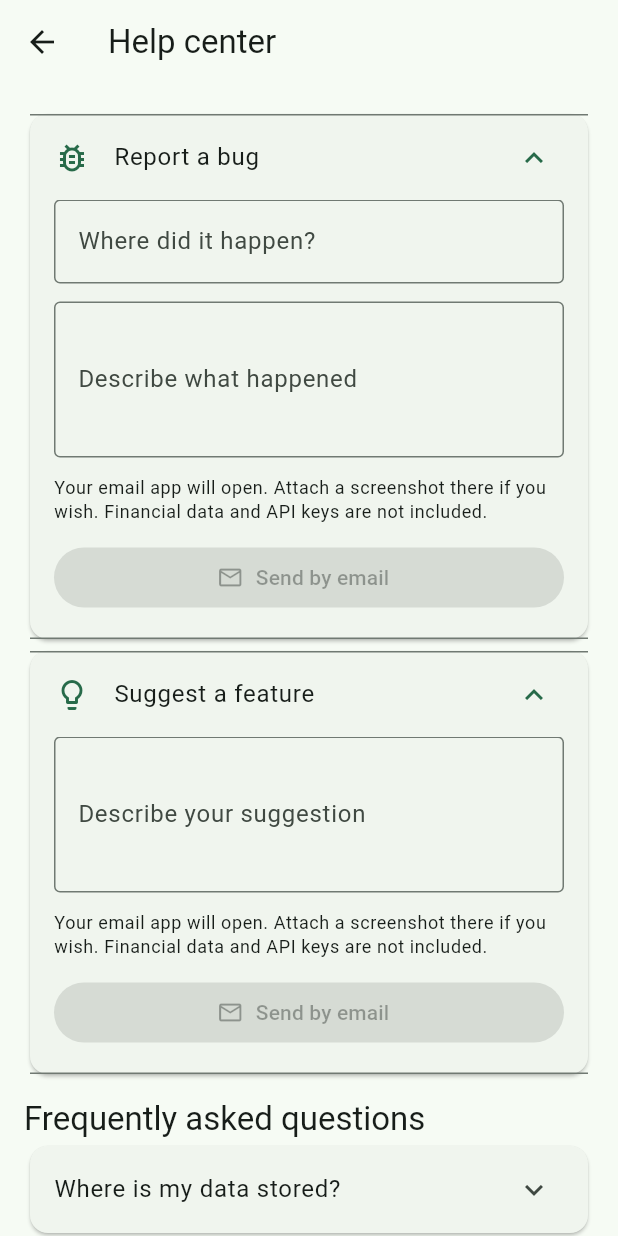
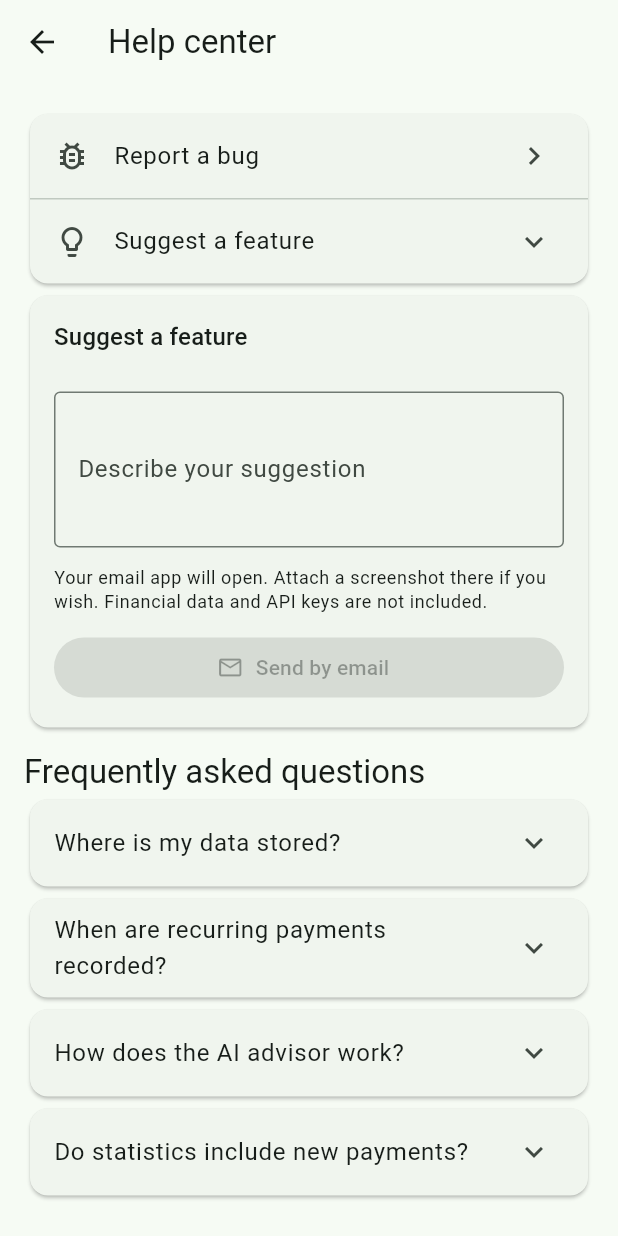
Before and after one commit to MAFIAGETAGAMER/MafiFlow-Mobile, a Flutter app: the MafiHelpCenter screen opened directly with empty values, after a tap on "Report a bug", after a tap on "Suggest a feature", on a phone screen of 412 x 824 dp. Run offline on Flutter 3.47's test engine with Material 3 defaults, Android fonts, the phone set to English and light mode, and no system bars; our stand-ins replace fl_chart, shared_preferences; accounts and stored records are empty.

Commit message:
Update main.dart

```diff
--- a/lib/main.dart
+++ b/lib/main.dart
@@ -1192,14 +1192,14 @@ class MafiHelpCenter extends StatefulWidget {
   @override State<MafiHelpCenter> createState()=>_MafiHelpCenterState();
 }
 class _MafiHelpCenterState extends State<MafiHelpCenter> {
-  final suggestion=TextEditingController();
+  String? category;
   final description=TextEditingController();
   final location=TextEditingController();
   String t(String key)=>helpLabels[widget.language]?[key]??helpLabels['en']![key]??key;
-  @override void dispose(){description.dispose();suggestion.dispose();location.dispose();super.dispose();}
-  Future<void> send(String category, TextEditingController message) async {
+  @override void dispose(){description.dispose();location.dispose();super.dispose();}
+  Future<void> send() async {
     final subject=category=='bug'?'MafiFlow - Bug report':'MafiFlow - Feature suggestion';
-    final body='MafiFlow 1.0.7 Beta 18\nLanguage: ${widget.language}\nSection: ${category=='bug'?location.text.trim():''}\n\n${message.text.trim()}\n\n(Screenshots can be attached in your email app.)';
+    final body='MafiFlow 1.0.7 Beta 18\nLanguage: ${widget.language}\nSection: ${location.text.trim()}\n\n${description.text.trim()}\n\n(Screenshots can be attached in your email app.)';
     final uri=Uri(scheme:'mailto',path:'mafistudio.dev@gmail.com',query:Uri(queryParameters:{'subject':subject,'body':body}).query);
     try {
       if(!await launchUrl(uri,mode:LaunchMode.externalApplication))throw StateError('Email app unavailable');
@@ -1208,40 +1208,23 @@ class _MafiHelpCenterState extends State<MafiHelpCenter> {
       if(mounted)ScaffoldMessenger.of(context).showSnackBar(SnackBar(content:Text(t('emailFailed'))));
     }
   }
-  Widget feedbackSection(String category, TextEditingController message,
-      IconData icon, String title) {
-    return Card(child:ExpansionTile(
-      key:PageStorageKey<String>('feedback_$category'),
-      maintainState:true,
-      leading:Icon(icon),
-      title:Text(t(title)),
-      children:[Padding(
-        padding:const EdgeInsets.fromLTRB(16,0,16,16),
-        child:Column(crossAxisAlignment:CrossAxisAlignment.stretch,children:[
-          if(category=='bug') ...[
-            TextField(controller:location,decoration:InputDecoration(
-              labelText:t('whereBug'),border:const OutlineInputBorder())),
-            const SizedBox(height:12),
-          ],
-          TextField(controller:message,minLines:3,maxLines:6,
-            onChanged:(_)=>setState((){}),decoration:InputDecoration(
-              labelText:t(category=='bug'?'describeBug':'describeIdea'),
-              border:const OutlineInputBorder())),
-          const SizedBox(height:12),
-          Text(t('emailPrivacy'),style:Theme.of(context).textTheme.bodySmall),
-          const SizedBox(height:12),
-          FilledButton.icon(
-            onPressed:message.text.trim().isEmpty?null:()=>send(category,message),
-            icon:const Icon(Icons.mail_outline),label:Text(t('sendEmail'))),
-        ]),
-      )],
-    ));
-  }
   @override Widget build(BuildContext context){
     final theme=Theme.of(context);
     return Scaffold(appBar:AppBar(title:Text(t('helpCenter'))),body:ListView(padding:const EdgeInsets.all(16),children:[
-      feedbackSection('bug',description,Icons.bug_report_outlined,'reportBug'),
-      feedbackSection('idea',suggestion,Icons.lightbulb_outline,'suggestFeature'),
+      Card(child:Column(children:[
+        ListTile(leading:const Icon(Icons.bug_report_outlined),title:Text(t('reportBug')),trailing:Icon(category=='bug'?Icons.expand_more:Icons.chevron_right),onTap:()=>setState((){category=category=='bug'?null:'bug';description.clear();location.clear();})),
+        const Divider(height:1),
+        ListTile(leading:const Icon(Icons.lightbulb_outline),title:Text(t('suggestFeature')),trailing:Icon(category=='idea'?Icons.expand_more:Icons.chevron_right),onTap:()=>setState((){category=category=='idea'?null:'idea';description.clear();location.clear();})),
+      ])),
+      if(category!=null)Card(child:Padding(padding:const EdgeInsets.all(16),child:Column(crossAxisAlignment:CrossAxisAlignment.stretch,children:[
+        Text(category=='bug'?t('reportBug'):t('suggestFeature'),style:theme.textTheme.titleMedium),
+        const SizedBox(height:12),
+        if(category=='bug')TextField(controller:location,decoration:InputDecoration(labelText:t('whereBug'),border:const OutlineInputBorder())),
+        const SizedBox(height:12),
+        TextField(controller:description,minLines:3,maxLines:6,onChanged:(_)=>setState((){}),decoration:InputDecoration(labelText:category=='bug'?t('describeBug'):t('describeIdea'),border:const OutlineInputBorder())),
+        const SizedBox(height:12),Text(t('emailPrivacy'),style:theme.textTheme.bodySmall),
+        const SizedBox(height:12),FilledButton.icon(onPressed:description.text.trim().isEmpty?null:send,icon:const Icon(Icons.mail_outline),label:Text(t('sendEmail'))),
+      ]))),
       const SizedBox(height:12),Text(t('faq'),style:theme.textTheme.titleLarge),
       for(final q in [['faqDataQ','faqDataA'],['faqPaymentsQ','faqPaymentsA'],['faqAiQ','faqAiA'],['faqStatsQ','faqStatsA']])
         Card(child:ExpansionTile(title:Text(t(q[0])),children:[Padding(padding:const EdgeInsets.fromLTRB(16,0,16,16),child:Align(alignment:Alignment.centerLeft,child:Text(t(q[1]))))])),
```
